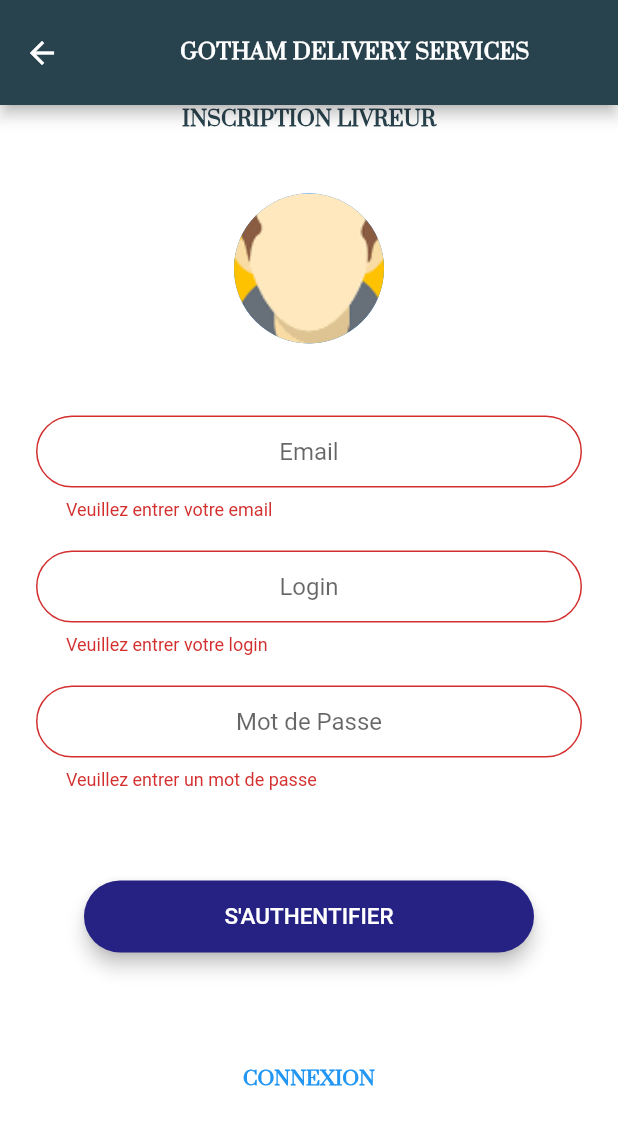
After one commit to shellking4/tpFlutter, a Flutter app: the RegisterScreen screen opened by its route, after a tap on "S'AUTHENTIFIER", on a phone screen of 412 x 824 dp. The commit adds this screen. Shown: the top 1125 px of the screen. Run offline on Flutter 3.47's test engine with Material 2 defaults, Android fonts, the phone set to English and light mode, and no system bars; our stand-ins replace modal_progress_hud, sqflite; accounts and stored records are empty.

Commit message:
Set up the register form and it's logic

```diff
--- a/lib/main.dart
+++ b/lib/main.dart
@@ -1,5 +1,6 @@
 import 'package:delivery_app/screens/authScreen.dart';
 import 'package:delivery_app/screens/livreurDash.dart';
+import 'package:delivery_app/screens/registerScreen.dart';
 import 'package:delivery_app/screens/welcomeScreen.dart';
 import 'package:delivery_app/screens/homeScreen.dart';
 import 'package:flutter/material.dart';
@@ -19,6 +20,7 @@ class DeliveryApp extends StatelessWidget {
         WelcomeScreen.id: (context) => WelcomeScreen(),
         HomeScreen.id: (context) => HomeScreen(),
         AuthScreen.id: (context) => AuthScreen(),
+        RegisterScreen.id: (conext) => RegisterScreen(),
         LivreurDash.id: (context) => LivreurDash()
       },
     );
--- a/lib/models/Livreur.dart
+++ b/lib/models/Livreur.dart
@@ -1,10 +1,12 @@
 class Livreur {
   int _id;
+  String _email;
   String _login;
   String _password;
 
   Livreur(
     this._id,
+    this._email,
     this._login,
     this._password,
   );
@@ -12,6 +14,7 @@ class Livreur {
   Map<String, dynamic> toMap() {
     var map = <String, dynamic>{
       "_id": _id,
+      "_email": _email,
       "login": _login,
       "password": _password,
     };
@@ -21,6 +24,7 @@ class Livreur {
 
   Livreur.fromMap(Map<String, dynamic> map) {
     _id = map["_id"];
+    _email = map["_email"];
     _login = map["login"];
     _password = map["password"];
   }
@@ -29,6 +33,12 @@ class Livreur {
 
   set password(String value) {
     _password = value;
+  }
+
+  String get email => _email;
+
+  set email(String value) {
+    _email = value;
   }
 
   String get login => _login;
--- /dev/null
+++ b/lib/screens/registerForm.dart
@@ -0,0 +1,243 @@
+import 'dart:async';
+import 'package:delivery_app/screens/authScreen.dart';
+import 'package:delivery_app/service/database.dart';
+import 'package:delivery_app/models/Livreur.dart';
+import 'package:delivery_app/models/Order.dart';
+import 'package:delivery_app/models/Receptionnaire.dart';
+import 'package:delivery_app/utils/button.dart';
+import 'package:delivery_app/utils/constants.dart';
+import 'package:flutter/material.dart';
+import 'package:modal_progress_hud/modal_progress_hud.dart';
+
+class RegisterForm extends StatefulWidget {
+  @override
+  _RegisterForm createState() => _RegisterForm();
+}
+
+class _RegisterForm extends State<RegisterForm> {
+  String email;
+  String login;
+  String password;
+  bool _autoValidate = false;
+  TextEditingController emailFieldController;
+  TextEditingController loginFieldController;
+  TextEditingController passFieldController;
+  final _formKey = GlobalKey<FormState>();
+  bool _isInAsyncCall = false;
+  // ignore: unused_field
+  bool _isInvalidAsyncLogin = false;
+  // ignore: unused_field
+  bool _isInvalidAsyncPass = false;
+  DatabaseProvider db = DatabaseProvider();
+  List<Livreur> livreurs;
+  Receptionnaire receptionnaire;
+  Order order;
+
+  // ignore: unused_element
+  verifyForm(BuildContext context) async {
+    if (_formKey.currentState.validate() == true) {
+      _formKey.currentState.save();
+      FocusScope.of(context).requestFocus(new FocusNode());
+      setState(() {
+        _isInAsyncCall = true;
+      });
+
+      db.getAllLivreurs().then((fetchedLivreurs) {
+        setState(() {
+          if (fetchedLivreurs.isNotEmpty) {
+            this.livreurs = fetchedLivreurs;
+          }
+        });
+      });
+      for (var livreur in livreurs) {
+        if (email == livreur.email) {
+          _isInAsyncCall = false;
+          clearFields();
+          showDialog(
+              context: context,
+              builder: (BuildContext context) {
+                return AlertDialog(
+                  title: Text(
+                    "Erreur",
+                    style: TextStyle(
+                        fontStyle: FontStyle.italic,
+                        fontWeight: FontWeight.bold,
+                        fontFamily: "prata"),
+                  ),
+                  content: Text(
+                    "Cet email est déjà pris !!",
+                    textAlign: TextAlign.center,
+                  ),
+                  actions: <Widget>[
+                    FlatButton(
+                      child: Text("OK",
+                          style: TextStyle(
+                              fontSize: 13.0,
+                              fontWeight: FontWeight.bold,
+                              fontFamily: "prata")),
+                      onPressed: () {
+                        Navigator.pop(context);
+                      },
+                    )
+                  ],
+                );
+              });
+        }
+      }
+      setState(() {
+        _isInAsyncCall = false;
+      });
+      if (livreurs != null) {
+        var livreur = new Livreur(livreurs.length, email, login, password);
+        await db.insertLivreur(livreur);
+      } else {
+        var livreur = new Livreur(0, email, login, password);
+        await db.insertLivreur(livreur);
+      }
+      Navigator.push(context,
+          MaterialPageRoute(builder: (BuildContext context) => AuthScreen()));
+    }
+  }
+
+  @override
+  initState() {
+    super.initState();
+    db.create();
+    emailFieldController = TextEditingController();
+    loginFieldController = TextEditingController();
+    passFieldController = TextEditingController();
+  }
+
+  String _validateLogin(String value) {
+    if (value.length == 0) {
+      return "Veuillez entrer votre login";
+    }
+    return null;
+  }
+
+  bool validateEmail(String value) {
+    Pattern pattern =
+        r'^(([^<>()[\]\\.,;:\s@\"]+(\.[^<>()[\]\\.,;:\s@\"]+)*)|(\".+\"))@((\[[0-9]{1,3}\.[0-9]{1,3}\.[0-9]{1,3}\.[0-9]{1,3}\])|(([a-zA-Z\-0-9]+\.)+[a-zA-Z]{2,}))$';
+    RegExp regex = new RegExp(pattern);
+    return (!regex.hasMatch(value)) ? false : true;
+  }
+
+  void clearFields() {
+    emailFieldController.text = '';
+    loginFieldController.text = '';
+    passFieldController.text = '';
+  }
+
+  String _validateEmail(String value) {
+    if (value.length == 0) {
+      return "Veuillez entrer votre email";
+    }
+    if (validateEmail(value) == false) {
+      return "Votre email n'est pas valide";
+    }
+    return null;
+  }
+
+  String _validatePassword(String value) {
+    if (value.length == 0) {
+      return "Veuillez entrer un mot de passe";
+    }
+    if (value.length < 8) {
+      return "Le mot de passe doit faire 8 caractères au moins";
+    }
+    return null;
+  }
+
+  @override
+  Widget build(BuildContext context) {
+    return ModalProgressHUD(
+        inAsyncCall: _isInAsyncCall,
+        opacity: 0.5,
+        progressIndicator: CircularProgressIndicator(),
+        child: Padding(
+          padding: EdgeInsets.symmetric(horizontal: 24.0),
+          child: ListView(
+            children: <Widget>[
+              Center(
+                  child: Text(
+                "INSCRIPTION LIVREUR",
+                style: TextStyle(
+                    color: Color(0xFF29434e),
+                    fontFamily: "prata",
+                    fontWeight: FontWeight.bold),
+              )),
+              SizedBox(height: 40.0),
+              CircleAvatar(
+                //child: Icon(Icons.perm_identity, color: Colors.black),
+                radius: 50,
+                backgroundImage: AssetImage('images/avatar.png'),
+              ),
+              SizedBox(height: 48.0),
+              Form(
+                  key: _formKey,
+                  // ignore: deprecated_member_use
+                  autovalidate: _autoValidate,
+                  child: Column(children: <Widget>[
+                    TextFormField(
+                        controller: loginFieldController,
+                        keyboardType: TextInputType.emailAddress,
+                        textAlign: TextAlign.center,
+                        onSaved: (value) {
+                          email = value;
+                        },
+                        decoration:
+                            kTextFieldDecoration.copyWith(hintText: 'Email'),
+                        validator: _validateEmail),
+                    SizedBox(height: 20.0),
+                    TextFormField(
+                        controller: loginFieldController,
+                        keyboardType: TextInputType.text,
+                        textAlign: TextAlign.center,
+                        onSaved: (value) {
+                          login = value;
+                        },
+                        decoration:
+                            kTextFieldDecoration.copyWith(hintText: 'Login'),
+                        validator: _validateLogin),
+                    SizedBox(height: 20.0),
+                    TextFormField(
+                        controller: passFieldController,
+                        obscureText: true,
+                        textAlign: TextAlign.center,
+                        onSaved: (value) {
+                          password = value;
+                        },
+                        decoration: kTextFieldDecoration.copyWith(
+                            hintText: 'Mot de Passe'),
+                        validator: _validatePassword),
+                    SizedBox(height: 50.0),
+                    RoundedButton(
+                        title: "S'AUTHENTIFIER",
+                        color: Color(0xFF262283),
+                        width: 300.0,
+                        onPressed: () {
+                          verifyForm(context);
+                        }),
+                    SizedBox(height: 50.0),
+                    Center(
+                        child: FlatButton(
+                      child: Text("CONNEXION",
+                          style: TextStyle(
+                              fontSize: 13.0,
+                              color: Colors.blue,
+                              fontWeight: FontWeight.bold,
+                              fontFamily: "prata")),
+                      onPressed: () {
+                        Navigator.push(
+                            context,
+                            MaterialPageRoute(
+                                builder: (BuildContext context) =>
+                                    AuthScreen()));
+                      },
+                    ))
+                  ]))
+            ],
+          ),
+        ));
+  }
+}
--- /dev/null
+++ b/lib/screens/registerScreen.dart
@@ -0,0 +1,16 @@
+import 'package:delivery_app/utils/appBar.dart';
+import 'package:flutter/material.dart';
+import 'package:delivery_app/screens/registerForm.dart';
+
+class RegisterScreen extends StatelessWidget {
+  static const String id = 'register_screen';
+  @override
+  Widget build(BuildContext context) {
+    return Scaffold(
+        backgroundColor: Colors.white,
+        appBar: MyAppBar.getAppBar(context, 48),
+        body: Stack(
+          children: [RegisterForm()],
+        ));
+  }
+}
--- a/lib/screens/welcomeScreen.dart
+++ b/lib/screens/welcomeScreen.dart
@@ -1,5 +1,6 @@
 import 'dart:async';
 import 'dart:ui';
+import 'package:delivery_app/screens/authScreen.dart';
 import 'package:delivery_app/screens/homeScreen.dart';
 import 'package:flutter/material.dart';
 
@@ -23,7 +24,7 @@ class _WelcomeScreenState extends State<WelcomeScreen> {
 
   route() {
     Navigator.pushReplacement(
-        context, MaterialPageRoute(builder: (context) => HomeScreen()));
+        context, MaterialPageRoute(builder: (context) => AuthScreen()));
   }
 
   @override
--- a/lib/service/database.dart
+++ b/lib/service/database.dart
@@ -17,6 +17,7 @@ class DatabaseProvider {
   final String columnTel = 'tel';
   final String columnCoutTotal = 'coutTotal';
   final String columnEtatLivraison = 'etatLivraison';
+  final String columnEmail = 'email';
   final String columnLogin = 'login';
   final String columnPassword = 'password';
 
@@ -48,7 +49,7 @@ class DatabaseProvider {
     await _db.execute("""
             create table $tableReceptionnaire ($columnId integer primary key,$columnNomPrenom text not null,$columnTel text)""");
     await _db.execute("""
-            create table $tableLivreur ($columnId integer primary key,$columnLogin text not null,$columnPassword text)""");
+            create table $tableLivreur ($columnId integer primary key,$columnEmail text not null,$columnLogin text not null,$columnPassword text)""");
     await _db.execute("""
             create table $tableLivraison ($columnId integer primary key,$columnNomPrenom text not null,$columnNomProduit text not null,$columnEtatLivraison text not null,$columnTel text not null,$columnCoutTotal integer)""");
   }
@@ -67,6 +68,7 @@ class DatabaseProvider {
     List<Map> maps = await _db.query(tableLivreur,
         columns: [
           columnId,
+          columnEmail,
           columnLogin,
           columnPassword,
         ],
@@ -76,6 +78,19 @@ class DatabaseProvider {
       return Livreur.fromMap(maps.first);
     } else {
       print('hroihnroh');
+    }
+    return null;
+  }
+
+  Future<List<Livreur>> getAllLivreurs() async {
+    List<Livreur> liveurList = new List();
+    List<Map> maps = await _db.query(tableLivreur);
+    if (maps.length > 0) {
+      maps.forEach((element) {
+        liveurList.add(Livreur.fromMap(element));
+      });
+
+      return liveurList;
     }
     return null;
   }
```
Also changed, not shown: lib/screens/loginForm.dart (+12 -3 lines).
